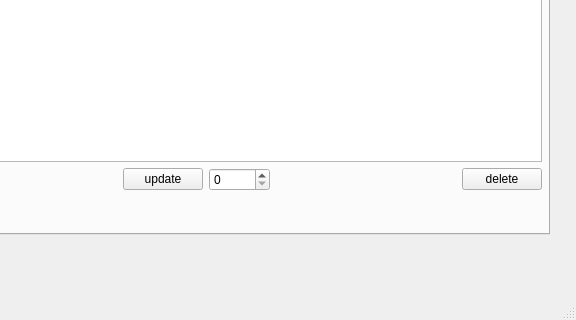
Mitraaaaa/Store, file Store/main_page.ui: the form before one commit; both pictures show x 141 to 717 and y 235 to 555 of the 717 by 555 pixel window.
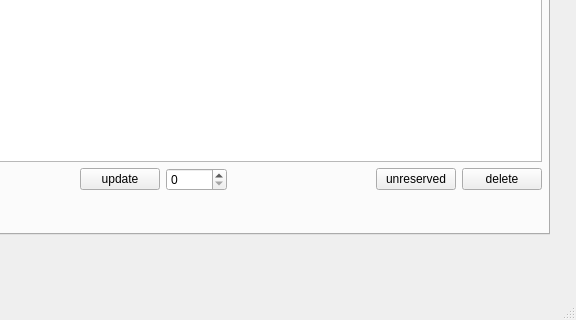
The form after the commit. Icons and pictures are not drawn.

Commit message: Add unreserved button that will return number of purchase to list

The edit to the form file:
```diff
--- a/Store/main_page.ui
+++ b/Store/main_page.ui
@@ -399,6 +399,13 @@
            </property>
           </spacer>
          </item>
+         <item>
+          <widget class="QPushButton" name="unreserved">
+           <property name="text">
+            <string extracomment="Will delete items from ypur basket and turn back them to main_list in first tab">unreserved</string>
+           </property>
+          </widget>
+         </item>
          <item>
           <widget class="QPushButton" name="delete_from_list">
            <property name="text">
```
Left out of the diff: 2 changed lines with no effect on the pictures. The commit also changes 8 other files.
